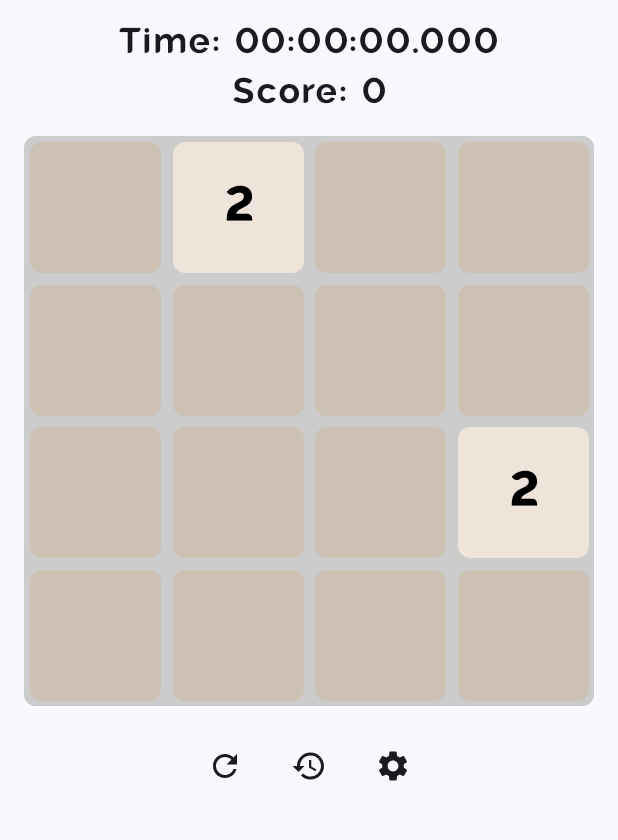
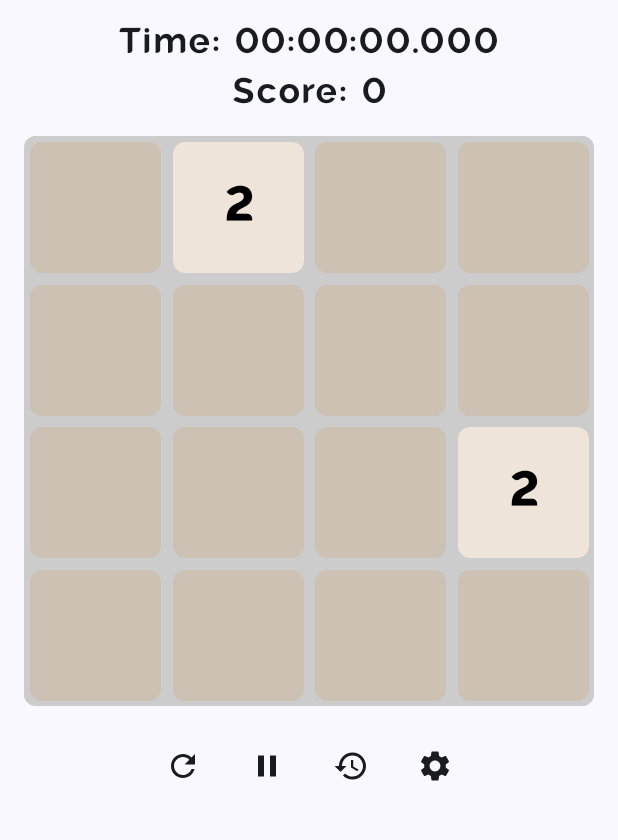
Before and after one commit to LingXi9374/LingXi-s-2048-game, an Android app built with Jetpack Compose: the GameScreen screen opened through its navigation route, on a phone screen of 412 x 824 dp, the part 242-1082 px from its top. Run offline under Robolectric (Android 15) with nearby library versions, the phone set to English and light mode, and no system bars; pictures from the network do not load.

```diff
--- a/app/src/main/java/org/lingxi9374/game2048/GameScreen.kt
+++ b/app/src/main/java/org/lingxi9374/game2048/GameScreen.kt
@@ -28,10 +28,13 @@ import androidx.compose.material.icons.Icons
 import androidx.compose.material.icons.filled.Refresh
 import androidx.compose.material.icons.filled.Settings
 import androidx.compose.material.icons.filled.History
+import androidx.compose.material.icons.filled.Pause
+import androidx.compose.material.icons.filled.PlayArrow
 import androidx.compose.material3.Icon
 import androidx.compose.material3.IconButton
 import androidx.compose.material3.Text
 import androidx.compose.runtime.Composable
+import androidx.compose.runtime.DisposableEffect
 import androidx.compose.runtime.LaunchedEffect
 import androidx.compose.runtime.getValue
 import androidx.compose.runtime.key
@@ -48,10 +51,13 @@ import androidx.compose.ui.geometry.Offset
 import androidx.compose.ui.graphics.Color
 import androidx.compose.ui.input.pointer.pointerInput
 import androidx.compose.ui.platform.LocalContext
+import androidx.compose.ui.platform.LocalLifecycleOwner
 import androidx.compose.ui.text.font.FontWeight
 import androidx.compose.ui.unit.Dp
 import androidx.compose.ui.unit.dp
 import androidx.compose.ui.unit.sp
+import androidx.lifecycle.Lifecycle
+import androidx.lifecycle.LifecycleEventObserver
 import androidx.lifecycle.viewmodel.compose.viewModel
 import androidx.navigation.NavController
 import org.lingxi9374.game2048.ui.appFontFamily
@@ -65,6 +71,20 @@ fun GameScreen(navController: NavController) {
     val score by gameViewModel.score
     val isGameOver by gameViewModel.isGameOver
     val timeElapsed by gameViewModel.timeElapsed
+    val isPaused by gameViewModel.isPaused
+
+    val lifecycleOwner = LocalLifecycleOwner.current
+    DisposableEffect(lifecycleOwner) {
+        val observer = LifecycleEventObserver { _, event ->
+            if (event == Lifecycle.Event.ON_PAUSE) {
+                gameViewModel.pauseGame()
+            }
+        }
+        lifecycleOwner.lifecycle.addObserver(observer)
+        onDispose {
+            lifecycleOwner.lifecycle.removeObserver(observer)
+        }
+    }
 
     val gestureModifier = Modifier.pointerInput(Unit) {
         var totalDrag by mutableStateOf(Offset.Zero)
@@ -110,7 +130,7 @@ fun GameScreen(navController: NavController) {
                             modifier = Modifier
                                 .fillMaxHeight(0.7f)
                                 .aspectRatio(1f)
-                                .then(gestureModifier)
+                                .then(if (isPaused) Modifier else gestureModifier)
                         )
                         if (isGameOver) {
                             Box(
@@ -128,16 +148,44 @@ fun GameScreen(navController: NavController) {
                                 )
                             }
                         }
+                        if (isPaused) {
+                            Box(
+                                modifier = Modifier
+                                    .matchParentSize()
+                                    .clip(RoundedCornerShape(8.dp))
+                                    .background(Color.Black.copy(alpha = 0.5f)),
+                                contentAlignment = Alignment.Center
+                            ) {
+                                Icon(
+                                    imageVector = Icons.Default.PlayArrow,
+                                    contentDescription = "Paused",
+                                    tint = Color.White,
+                                    modifier = Modifier.size(100.dp)
+                                )
+                            }
+                        }
                     }
                     Spacer(modifier = Modifier.height(16.dp))
                     Row(horizontalArrangement = Arrangement.spacedBy(8.dp)) {
                         IconButton(onClick = { gameViewModel.startGame() }) {
                             Icon(Icons.Filled.Refresh, contentDescription = "New Game")
                         }
-                        IconButton(onClick = { navController.navigate("history") }) {
+                        IconButton(onClick = { gameViewModel.togglePause() }, enabled = !isGameOver) {
+                            Icon(
+                                imageVector = if (isPaused) Icons.Default.PlayArrow else Icons.Default.Pause,
+                                contentDescription = if (isPaused) "Resume" else "Pause"
+                            )
+                        }
+                        IconButton(onClick = {
+                            gameViewModel.pauseGame()
+                            navController.navigate("history")
+                        }) {
                             Icon(Icons.Filled.History, contentDescription = "History")
                         }
-                        IconButton(onClick = { navController.navigate("settings") }) {
+                        IconButton(onClick = {
+                            gameViewModel.pauseGame()
+                            navController.navigate("settings")
+                        }) {
                             Icon(Icons.Filled.Settings, contentDescription = "Settings")
                         }
                     }
@@ -178,7 +226,7 @@ fun GameScreen(navController: NavController) {
                         modifier = Modifier
                             .fillMaxWidth()
                             .aspectRatio(1f)
-                            .then(gestureModifier)
+                            .then(if (isPaused) Modifier else gestureModifier)
                     )
                     if (isGameOver) {
                         Box(
@@ -196,6 +244,22 @@ fun GameScreen(navController: NavController) {
                             )
                         }
                     }
+                    if (isPaused) {
+                        Box(
+                            modifier = Modifier
+                                .matchParentSize()
+                                .clip(RoundedCornerShape(8.dp))
+                                .background(Color.Black.copy(alpha = 0.5f)),
+                            contentAlignment = Alignment.Center
+                        ) {
+                            Icon(
+                                imageVector = Icons.Default.PlayArrow,
+                                contentDescription = "Paused",
+                                tint = Color.White,
+                                modifier = Modifier.size(100.dp)
+                            )
+                        }
+                    }
                 }
 
                 Spacer(modifier = Modifier.height(16.dp))
@@ -203,10 +267,22 @@ fun GameScreen(navController: NavController) {
                     IconButton(onClick = { gameViewModel.startGame() }) {
                         Icon(Icons.Filled.Refresh, contentDescription = "New Game")
                     }
-                    IconButton(onClick = { navController.navigate("history") }) {
+                    IconButton(onClick = { gameViewModel.togglePause() }, enabled = !isGameOver) {
+                        Icon(
+                            imageVector = if (isPaused) Icons.Default.PlayArrow else Icons.Default.Pause,
+                            contentDescription = if (isPaused) "Resume" else "Pause"
+                        )
+                    }
+                    IconButton(onClick = {
+                        gameViewModel.pauseGame()
+                        navController.navigate("history")
+                    }) {
                         Icon(Icons.Filled.History, contentDescription = "History")
                     }
-                    IconButton(onClick = { navController.navigate("settings") }) {
+                    IconButton(onClick = {
+                        gameViewModel.pauseGame()
+                        navController.navigate("settings")
+                    }) {
                         Icon(Icons.Filled.Settings, contentDescription = "Settings")
                     }
                 }
--- a/app/src/main/java/org/lingxi9374/game2048/GameViewModel.kt
+++ b/app/src/main/java/org/lingxi9374/game2048/GameViewModel.kt
@@ -37,9 +37,11 @@ class GameViewModel(application: Application) : AndroidViewModel(application) {
     val isGameOver = mutableStateOf(false)
     val timeElapsed = mutableLongStateOf(0L)
     val scoreAnimation = mutableStateListOf<ScoreAnimationData>()
+    val isPaused = mutableStateOf(false)
     private var timerJob: Job? = null
     private var isGameStarted = false
     private var timerStartTime = 0L
+    private var timePaused = 0L
     private val soundManager = SoundManager(application.applicationContext)
     private val historyManager = HistoryManager(application.applicationContext)
 
@@ -53,10 +55,32 @@ class GameViewModel(application: Application) : AndroidViewModel(application) {
         score.intValue = 0
         isGameOver.value = false
         isGameStarted = false
+        isPaused.value = false
         timeElapsed.longValue = 0L
         timerStartTime = 0L
         addRandomTile()
         addRandomTile()
+    }
+
+    fun pauseGame() {
+        if (isGameOver.value || isPaused.value) return
+        isPaused.value = true
+        timerJob?.cancel()
+        timePaused = System.currentTimeMillis()
+    }
+
+    fun togglePause() {
+        if (isGameOver.value) return
+        isPaused.value = !isPaused.value
+        if (isPaused.value) {
+            timerJob?.cancel()
+            timePaused = System.currentTimeMillis()
+        } else {
+            if (isGameStarted) {
+                timerStartTime += System.currentTimeMillis() - timePaused
+                startTimer()
+            }
+        }
     }
 
     private fun addRandomTile() {
@@ -78,17 +102,12 @@ class GameViewModel(application: Application) : AndroidViewModel(application) {
     }
 
     fun onSwipe(direction: SwipeDirection) {
-        if (isGameOver.value) return
+        if (isGameOver.value || isPaused.value) return
 
         if (!isGameStarted) {
             isGameStarted = true
             timerStartTime = System.currentTimeMillis()
-            timerJob = viewModelScope.launch {
-                while (isActive) {
-                    timeElapsed.longValue = System.currentTimeMillis() - timerStartTime
-                    delay(3) // UI refresh rate
-                }
-            }
+            startTimer()
         }
 
         val nextTiles = tiles.map { it.copy(isNew = false, isMerged = false, isMerging = false) }.toMutableList()
@@ -191,6 +210,15 @@ class GameViewModel(application: Application) : AndroidViewModel(application) {
         }
     }
 
+    private fun startTimer() {
+        timerJob = viewModelScope.launch {
+            while (isActive) {
+                timeElapsed.longValue = System.currentTimeMillis() - timerStartTime
+                delay(3) // UI refresh rate
+            }
+        }
+    }
+
     private fun checkGameOver() {
         if (tiles.size < gridSize * gridSize) return
 
```
